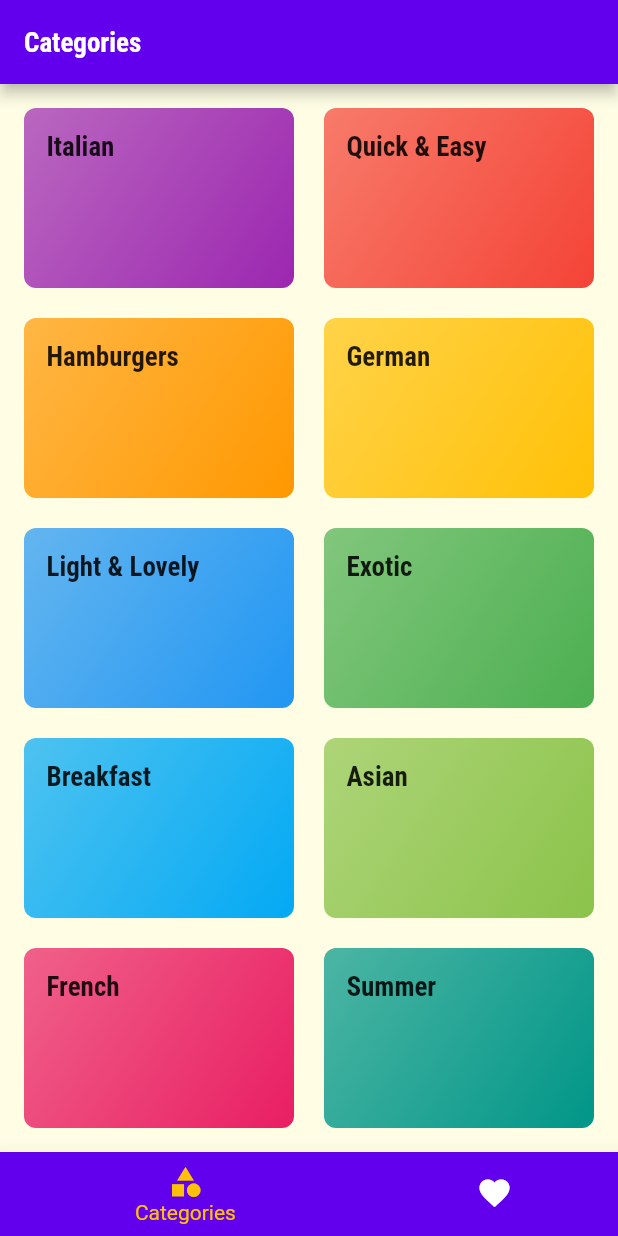
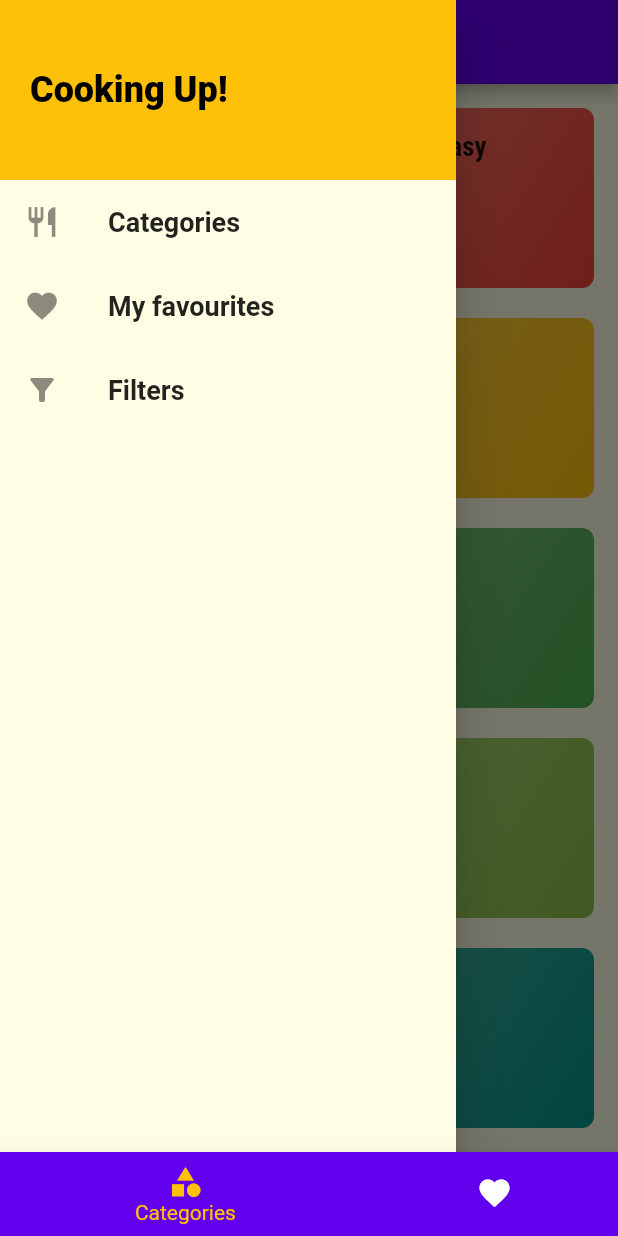
Before and after one commit to Cutter72/flutter_03, a Flutter app: the screen it shows after launch, with the side drawer open (before the commit the screen has no drawer), on a phone screen of 412 x 824 dp. Run offline on Flutter 3.47's test engine with Material 2 defaults, Android fonts, the light colour scheme and no system bars.

Commit message:
Day 3 MainDrawer widget created. Navigator.of(context).pushReplacementNamed used to jump between pages to not grow the page stack

```diff
--- a/lib/main.dart
+++ b/lib/main.dart
@@ -1,6 +1,7 @@
 import 'package:flutter/material.dart';
 import 'package:flutter_03/screens/categories_screen.dart';
 import 'package:flutter_03/screens/category_meals_screen.dart';
+import 'package:flutter_03/screens/favourites_screen.dart';
 import 'package:flutter_03/screens/meal_detail_screen.dart';
 import 'package:flutter_03/screens/tabs_screen.dart';
 
@@ -35,6 +36,7 @@ class MyApp extends StatelessWidget {
         '/': (ctx) => const TabsScreen(),
         CategoryMealsScreen.routeName: (ctx) => CategoryMealsScreen(),
         MealDetailScreen.routeName: (ctx) => MealDetailScreen(),
+        FavouritesScreen.routeName: (ctx) => FavouritesScreen(),
       },
       // onGenerateRoute is used if route name is not registered in the above routes: map
       onGenerateRoute: (routeSettings) {
@@ -43,6 +45,8 @@ class MyApp extends StatelessWidget {
           return MaterialPageRoute(builder: (bContext) => CategoryMealsScreen());
         } else if (routeSettings.name == MealDetailScreen.routeName) {
           return MaterialPageRoute(builder: (bContext) => MealDetailScreen());
+        } else if (routeSettings.name == FavouritesScreen.routeName) {
+          return MaterialPageRoute(builder: (bContext) => FavouritesScreen());
         }
         return MaterialPageRoute(builder: (bContext) => CategoriesScreen());
       },
--- a/lib/screens/categories_screen.dart
+++ b/lib/screens/categories_screen.dart
@@ -2,6 +2,7 @@ import 'package:flutter/material.dart';
 
 import '../models/dummy_data.dart';
 import '../widgets/category_item.dart';
+import '../widgets/main_drawer.dart';
 
 ///
 /// @author Paweł Drelich <drelich_pawel@o2.pl>
@@ -13,6 +14,7 @@ class CategoriesScreen extends StatelessWidget {
   Widget build(BuildContext context) {
     return Scaffold(
       // Scaffold must be the root for screens
+      drawer: MainDrawer(),
       appBar: AppBar(
         title: const Text("Categories"),
       ),
--- a/lib/screens/favourites_screen.dart
+++ b/lib/screens/favourites_screen.dart
@@ -1,15 +1,20 @@
 import 'package:flutter/material.dart';
+
+import '../widgets/main_drawer.dart';
 
 ///
 /// @author Paweł Drelich <drelich_pawel@o2.pl>
 ///
 class FavouritesScreen extends StatelessWidget {
+  static const routeName = "/favourites";
+
   const FavouritesScreen({Key? key}) : super(key: key);
 
   @override
   Widget build(BuildContext context) {
     return Scaffold(
         // Scaffold must be the root for screens
+        drawer: MainDrawer(),
         appBar: AppBar(
           backgroundColor: Colors.red,
           title: const Text("My favourites"),
--- /dev/null
+++ b/lib/widgets/main_drawer.dart
@@ -0,0 +1,60 @@
+import 'package:flutter/material.dart';
+import 'package:flutter_03/screens/favourites_screen.dart';
+
+///
+/// @author Paweł Drelich <drelich_pawel@o2.pl>
+///
+class MainDrawer extends StatelessWidget {
+  const MainDrawer({Key? key}) : super(key: key);
+
+  @override
+  Widget build(BuildContext context) {
+    return Drawer(
+      child: Column(children: [
+        Container(
+          height: 120,
+          width: double.infinity,
+          padding: EdgeInsets.all(20),
+          alignment: Alignment.centerLeft,
+          color: Theme.of(context).colorScheme.secondary,
+          child: Text(
+            "Cooking Up!",
+            style: TextStyle(
+              fontSize: 24,
+              color: Theme.of(context).colorScheme.onBackground,
+              fontWeight: FontWeight.w900,
+            ),
+          ),
+        ),
+        ListTile(
+          leading: Icon(Icons.restaurant),
+          title: Text(
+            "Categories",
+            style: TextStyle(fontWeight: FontWeight.bold, fontSize: 18),
+          ),
+          onTap: () {
+            Navigator.of(context).pushReplacementNamed('/');
+          },
+        ),
+        ListTile(
+          leading: Icon(Icons.favorite),
+          title: Text(
+            "My favourites",
+            style: TextStyle(fontWeight: FontWeight.bold, fontSize: 18),
+          ),
+          onTap: () {
+            Navigator.of(context).pushReplacementNamed(FavouritesScreen.routeName);
+          },
+        ),
+        ListTile(
+          leading: Icon(Icons.filter_alt),
+          title: Text(
+            "Filters",
+            style: TextStyle(fontWeight: FontWeight.bold, fontSize: 18),
+          ),
+          onTap: () {},
+        ),
+      ]),
+    );
+  }
+}
```
